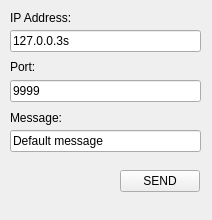
Old version of the form mainwindow.ui in the repository erickveil/Qt-GUI-socket-client.
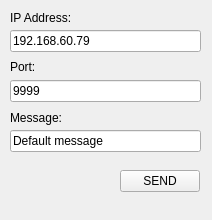
New version of the form.

The edit to the form file:
```diff
--- a/mainwindow.ui
+++ b/mainwindow.ui
@@ -76,7 +76,7 @@
      </rect>
     </property>
     <property name="text">
-     <string>127.0.0.3s</string>
+     <string>192.168.60.79</string>
     </property>
    </widget>
    <widget class="QLabel" name="label_3">
```
